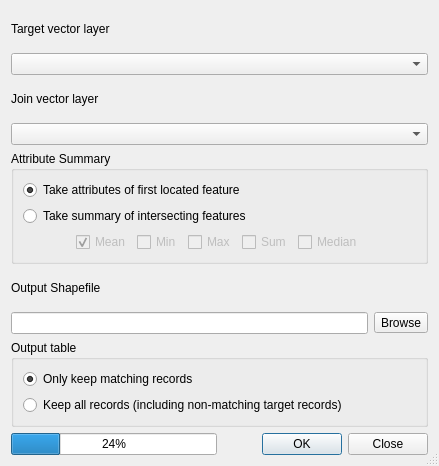
The window that python/plugins/fTools/tools/frmSpatialJoin.ui (qgis/QGIS) describes before a commit, drawn with Qt 5.
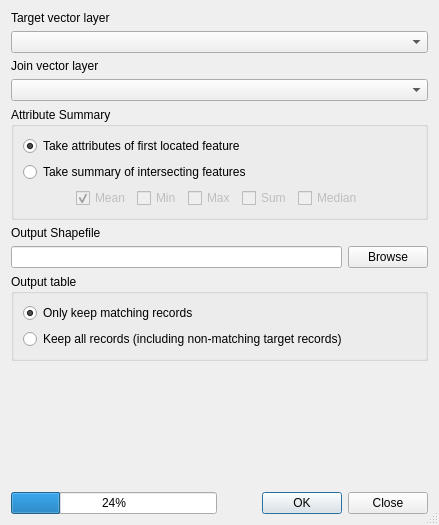
The same window after the commit.

Commit message: [fTools] homogenize UI (contributed by Salvatore Larosa)

Patch:
```diff
--- a/python/plugins/fTools/tools/frmSpatialJoin.ui
+++ b/python/plugins/fTools/tools/frmSpatialJoin.ui
@@ -10,7 +10,7 @@
     <x>0</x>
     <y>0</y>
     <width>439</width>
-    <height>466</height>
+    <height>525</height>
    </rect>
   </property>
   <property name="windowTitle">
@@ -172,7 +172,7 @@
         </widget>
        </item>
        <item>
-        <widget class="QToolButton" name="toolOut">
+        <widget class="QPushButton" name="toolOut">
          <property name="text">
           <string>Browse</string>
          </property>
@@ -208,6 +208,19 @@
      </layout>
     </widget>
    </item>
+   <item>
+    <spacer name="verticalSpacer">
+     <property name="orientation">
+      <enum>Qt::Vertical</enum>
+     </property>
+     <property name="sizeHint" stdset="0">
+      <size>
+       <width>20</width>
+       <height>40</height>
+      </size>
+     </property>
+    </spacer>
+   </item>
    <item>
     <layout class="QHBoxLayout" name="horizontalLayout">
      <item>
```
The commit also changes 26 other files.
